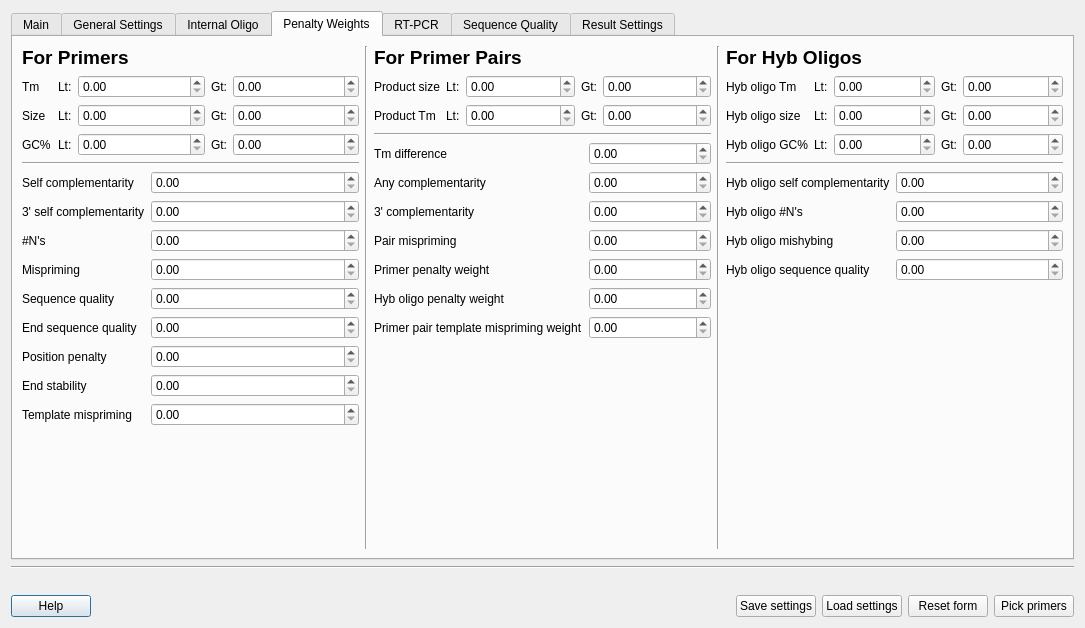
violethaze74/ugene, file src/plugins_3rdparty/primer3/src/Primer3Dialog.ui: the form before one commit.
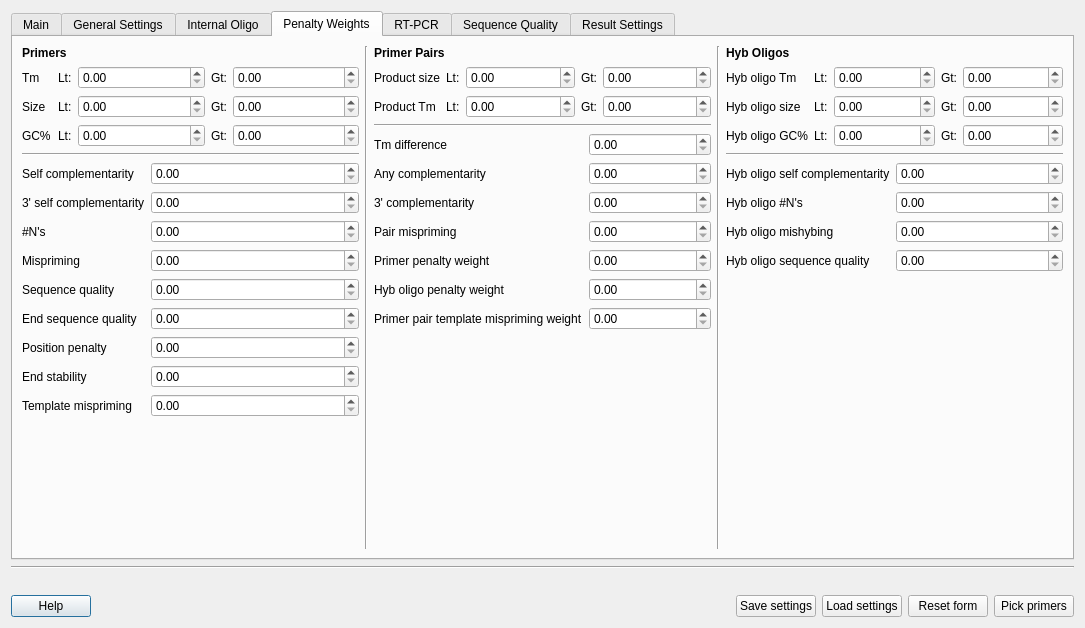
The form after the commit. The open tabs and pages were chosen to show the change.

Commit message: UGENE-5398. Primer3 dialog.

Patch:
```diff
--- a/src/plugins_3rdparty/primer3/src/Primer3Dialog.ui
+++ b/src/plugins_3rdparty/primer3/src/Primer3Dialog.ui
@@ -2003,12 +2003,14 @@
         <layout class="QVBoxLayout" name="verticalLayout_5">
          <item>
           <widget class="QLabel" name="label_55">
+           <property name="font">
+            <font>
+             <weight>75</weight>
+             <bold>true</bold>
+            </font>
+           </property>
            <property name="text">
-            <string>&lt;!DOCTYPE HTML PUBLIC &quot;-//W3C//DTD HTML 4.0//EN&quot; &quot;http://www.w3.org/TR/REC-html40/strict.dtd&quot;&gt;
-&lt;html&gt;&lt;head&gt;&lt;meta name=&quot;qrichtext&quot; content=&quot;1&quot; /&gt;&lt;style type=&quot;text/css&quot;&gt;
-p, li { white-space: pre-wrap; }
-&lt;/style&gt;&lt;/head&gt;&lt;body style=&quot; font-family:'Sans Serif'; font-size:10pt; font-weight:400; font-style:normal;&quot;&gt;
-&lt;p style=&quot; margin-top:0px; margin-bottom:0px; margin-left:0px; margin-right:0px; -qt-block-indent:0; text-indent:0px;&quot;&gt;&lt;span style=&quot; font-size:14pt; font-weight:600;&quot;&gt;For Primers&lt;/span&gt;&lt;/p&gt;&lt;/body&gt;&lt;/html&gt;</string>
+            <string>Primers</string>
            </property>
           </widget>
          </item>
@@ -2419,12 +2421,14 @@
         <layout class="QVBoxLayout" name="verticalLayout_3">
          <item>
           <widget class="QLabel" name="label_56">
+           <property name="font">
+            <font>
+             <weight>75</weight>
+             <bold>true</bold>
+            </font>
+           </property>
            <property name="text">
-            <string>&lt;!DOCTYPE HTML PUBLIC &quot;-//W3C//DTD HTML 4.0//EN&quot; &quot;http://www.w3.org/TR/REC-html40/strict.dtd&quot;&gt;
-&lt;html&gt;&lt;head&gt;&lt;meta name=&quot;qrichtext&quot; content=&quot;1&quot; /&gt;&lt;style type=&quot;text/css&quot;&gt;
-p, li { white-space: pre-wrap; }
-&lt;/style&gt;&lt;/head&gt;&lt;body style=&quot; font-family:'Sans Serif'; font-size:10pt; font-weight:400; font-style:normal;&quot;&gt;
-&lt;p style=&quot; margin-top:0px; margin-bottom:0px; margin-left:0px; margin-right:0px; -qt-block-indent:0; text-indent:0px;&quot;&gt;&lt;span style=&quot; font-size:14pt; font-weight:600;&quot;&gt;For Primer Pairs&lt;/span&gt;&lt;/p&gt;&lt;/body&gt;&lt;/html&gt;</string>
+            <string>Primer Pairs</string>
            </property>
           </widget>
          </item>
@@ -2736,12 +2740,14 @@
         <layout class="QVBoxLayout" name="verticalLayout_6">
          <item>
           <widget class="QLabel" name="label_57">
+           <property name="font">
+            <font>
+             <weight>75</weight>
+             <bold>true</bold>
+            </font>
+           </property>
            <property name="text">
-            <string>&lt;!DOCTYPE HTML PUBLIC &quot;-//W3C//DTD HTML 4.0//EN&quot; &quot;http://www.w3.org/TR/REC-html40/strict.dtd&quot;&gt;
-&lt;html&gt;&lt;head&gt;&lt;meta name=&quot;qrichtext&quot; content=&quot;1&quot; /&gt;&lt;style type=&quot;text/css&quot;&gt;
-p, li { white-space: pre-wrap; }
-&lt;/style&gt;&lt;/head&gt;&lt;body style=&quot; font-family:'Sans Serif'; font-size:10pt; font-weight:400; font-style:normal;&quot;&gt;
-&lt;p style=&quot; margin-top:0px; margin-bottom:0px; margin-left:0px; margin-right:0px; -qt-block-indent:0; text-indent:0px;&quot;&gt;&lt;span style=&quot; font-size:14pt; font-weight:600;&quot;&gt;For Hyb Oligos&lt;/span&gt;&lt;/p&gt;&lt;/body&gt;&lt;/html&gt;</string>
+            <string>Hyb Oligos</string>
            </property>
           </widget>
          </item>
```
